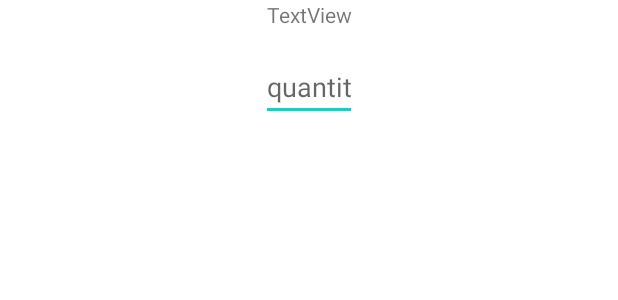
After one commit to imaldi/Test_Wings, an Android app: the layout checkout_item.xml on its own in the app's theme, with its tools: preview values and no code run, on a phone screen of 412 x 824 dp. The commit adds this screen. Shown: the top 300 px of the screen. Run offline under Robolectric (Android 15) with nearby library versions, the phone set to English and light mode, and no system bars.

Commit message:
done implement checkout list

```diff
--- a/app/src/main/java/com/aim2u/test_wings/data/datasource/local/database/dao/TransactionHeaderDao.kt
+++ b/app/src/main/java/com/aim2u/test_wings/data/datasource/local/database/dao/TransactionHeaderDao.kt
@@ -17,4 +17,7 @@ interface TransactionHeaderDao {
     @Query("SELECT * FROM transaction_header")
     fun getAll(): List<TransactionHeader>
 
+    @Query("SELECT * FROM transaction_header WHERE document_code = :documentCode AND document_number = :documentNumber")
+    fun checkDocumentCodeAndNumber(documentCode: String, documentNumber: String): List<TransactionHeader>
+
 }
--- a/app/src/main/java/com/aim2u/test_wings/data/model/TransactionDetail.kt
+++ b/app/src/main/java/com/aim2u/test_wings/data/model/TransactionDetail.kt
@@ -18,7 +18,6 @@ import androidx.room.PrimaryKey
 //    ]
 )
 data class TransactionDetail(
-    val id: Long,
     @ColumnInfo(name = "document_code")
     val documentCode: String,
     @ColumnInfo(name = "document_number")
--- a/app/src/main/java/com/aim2u/test_wings/ui/login_fragment/ui/login/LoginFragment.kt
+++ b/app/src/main/java/com/aim2u/test_wings/ui/login_fragment/ui/login/LoginFragment.kt
@@ -16,7 +16,6 @@ import android.view.inputmethod.EditorInfo
 import android.widget.Toast
 import androidx.fragment.app.activityViewModels
 import androidx.navigation.fragment.findNavController
-import com.aim2u.test_wings.ProductListFragmentDirections
 import com.aim2u.test_wings.R
 import com.aim2u.test_wings.WingsApplication
 import com.aim2u.test_wings.databinding.FragmentLoginBinding
--- a/app/src/main/java/com/aim2u/test_wings/ProductDetailFragment.kt
+++ b/app/src/main/java/com/aim2u/test_wings/ui/product_fragments/ProductDetailFragment.kt
@@ -1,4 +1,4 @@
-package com.aim2u.test_wings
+package com.aim2u.test_wings.ui.product_fragments
 
 import android.os.Bundle
 import androidx.fragment.app.Fragment
@@ -6,6 +6,7 @@ import android.view.LayoutInflater
 import android.view.View
 import android.view.ViewGroup
 import androidx.navigation.fragment.navArgs
+import com.aim2u.test_wings.ui.product_fragments.ProductDetailFragmentArgs
 import com.aim2u.test_wings.databinding.FragmentProductDetailBinding
 import com.aim2u.test_wings.databinding.FragmentProductListBinding
 
--- /dev/null
+++ b/app/src/main/res/layout/checkout_item.xml
@@ -0,0 +1,39 @@
+<?xml version="1.0" encoding="utf-8"?>
+<layout xmlns:app="http://schemas.android.com/apk/res-auto"
+    xmlns:android="http://schemas.android.com/apk/res/android"
+    >
+    <data>
+        <variable
+            name="isChecked"
+            type="Boolean" />
+    </data>
+    <androidx.constraintlayout.widget.ConstraintLayout
+        android:layout_width="match_parent"
+        android:layout_height="wrap_content">
+
+        <TextView
+            android:id="@+id/textView"
+            android:layout_width="wrap_content"
+            android:layout_height="wrap_content"
+            android:text="TextView"
+            app:layout_constraintEnd_toEndOf="parent"
+            app:layout_constraintStart_toStartOf="parent"
+            app:layout_constraintTop_toTopOf="parent" />
+
+        <EditText
+            android:id="@+id/editTextNumber"
+            android:layout_width="64dp"
+            android:layout_height="45dp"
+            android:layout_marginTop="16dp"
+            android:layout_marginBottom="16dp"
+            android:ems="10"
+            android:hint="quantity"
+            android:inputType="number"
+            android:minHeight="48dp"
+            app:layout_constraintBottom_toBottomOf="parent"
+            app:layout_constraintEnd_toEndOf="parent"
+            app:layout_constraintStart_toStartOf="parent"
+            app:layout_constraintTop_toBottomOf="@+id/textView" />
+    </androidx.constraintlayout.widget.ConstraintLayout>
+
+</layout>
```
Also changed, not shown: app/src/main/java/com/aim2u/test_wings/adapter/CheckoutItemAdapter.kt (added, +54 -0 lines), app/src/main/java/com/aim2u/test_wings/adapter/ItemAdapter.kt (+0 -12 lines), app/src/main/java/com/aim2u/test_wings/data/repository/TransactionHeaderRepository.kt (+15 -1 lines), app/src/main/java/com/aim2u/test_wings/ui/checkout_fragment/CheckoutFragment.kt (added, +92 -0 lines), app/src/main/java/com/aim2u/test_wings/ui/product_fragments/ProductListFragment.kt (renamed from app/src/main/java/com/aim2u/test_wings/ProductListFragment.kt, +8 -5 lines), app/src/main/java/com/aim2u/test_wings/ui/shared_view_model/SharedViewModel.kt (+61 -8 lines), app/src/main/res/layout/fragment_checkout.xml (added, +37 -0 lines), app/src/main/res/layout/fragment_product_list.xml (+8 -7 lines), app/src/main/res/navigation/nav_graph.xml (+9 -2 lines).
